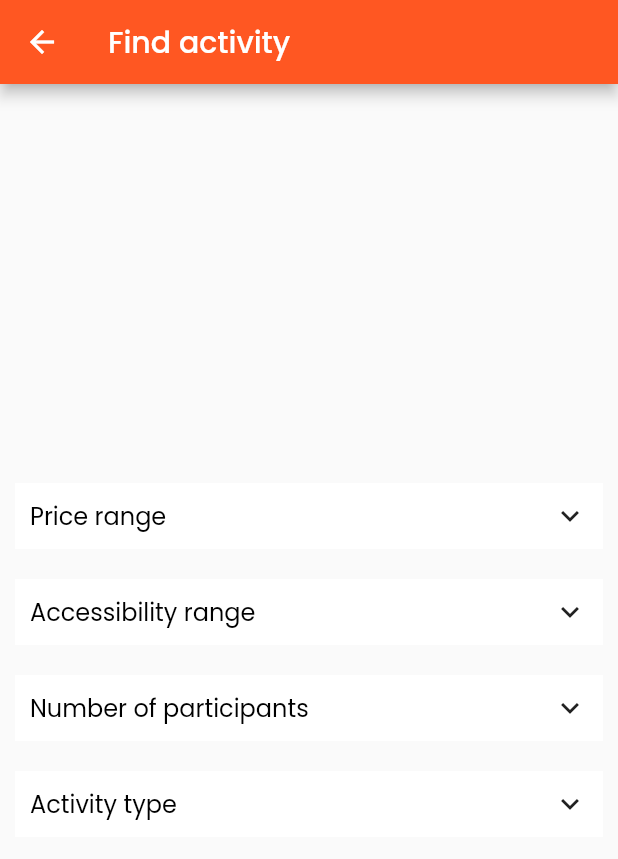
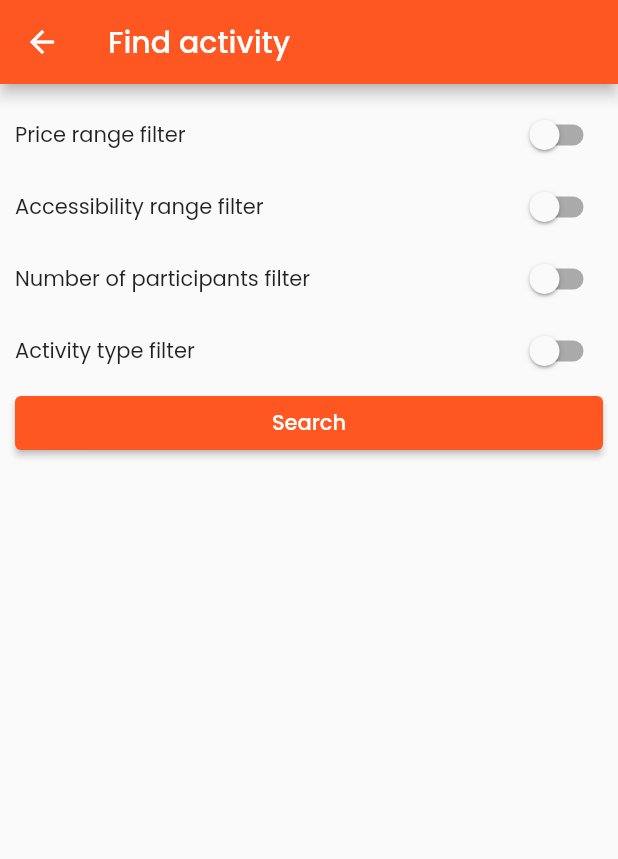
Before and after one commit to DorraY/BoringApp, a Flutter app: the screen it shows after launch, after a tap on "Find an activity", on a phone screen of 412 x 824 dp. Shown: the top 859 px of the screen. Run offline on Flutter 3.47's test engine with Material 2 defaults, Android fonts, the phone set to English and light mode, and no system bars; drawn by our look-alikes of getwidget; our stand-ins replace bloc, dio, equatable, flutter_bloc, google_fonts; network calls fail.

Commit message:
add small views, search activity functionality, bloc events

```diff
--- a/lib/activities/bloc/activity_event.dart
+++ b/lib/activities/bloc/activity_event.dart
@@ -5,8 +5,17 @@ abstract class ActivityEvent extends Equatable {
   const ActivityEvent();
 }
 
-class ActivityStarted extends ActivityEvent {
+class ActivityListStarted extends ActivityEvent {
   @override
   List<Object?> get props => [];
 
 }
+
+class ActivitySearchStarted extends ActivityEvent {
+  final ActivitySearchCriteria type;
+
+  const ActivitySearchStarted(this.type);
+  @override
+  List<Object?> get props => [];
+
+}
--- a/lib/activities/bloc/activity_state.dart
+++ b/lib/activities/bloc/activity_state.dart
@@ -9,8 +9,8 @@ abstract class ActivityState extends Equatable {
 
 class ActivityLoading extends ActivityState {}
 
-class ActivityLoaded extends ActivityState {
-  const ActivityLoaded(this.activityList);
+class ActivityListLoaded extends ActivityState {
+  const ActivityListLoaded(this.activityList);
 
   final List<Activity> activityList;
 
@@ -18,4 +18,17 @@ class ActivityLoaded extends ActivityState {
   List<Object> get props => [activityList];
 }
 
-class ActivityError extends ActivityState {}
+class ActivityListError extends ActivityState {}
+
+class ActivitySearchIdle extends ActivityState {}
+
+class ActivitySearchLoaded extends ActivityState {
+  const ActivitySearchLoaded(this.activity);
+
+  final Activity activity;
+
+  @override
+  List<Object> get props => [activity];
+}
+
+class ActivitySearchError extends ActivityState {}
--- a/lib/activities/models/activity.dart
+++ b/lib/activities/models/activity.dart
@@ -14,6 +14,8 @@ class Activity  extends BaseModel{
 
   Activity(this.type,this.activityTitle, this.numberOfParticipants, this.accessibility, this.price,
       this.link, this.key);
+
+  factory Activity.empty() => Activity(ActivityType("",""), "", 2, Accessibility.easy, Price.expensive, "", "");
 
   factory Activity.fromJson(Map<String,dynamic> json) => Activity(
     ActivityType(json["type"] ?? "",json["type"] ?? ""),
--- /dev/null
+++ b/lib/activities/models/activity_search_criteria.dart
@@ -0,0 +1,17 @@
+
+class ActivitySearchCriteria {
+  String? type;
+  int? numberOfParticipants;
+  String? accessibilityMin;
+  String? accessibilityMax;
+  String? priceMax;
+  String? priceMin;
+
+  ActivitySearchCriteria(
+      {this.type,
+      this.numberOfParticipants,
+      this.accessibilityMin,
+      this.accessibilityMax,
+      this.priceMax,
+      this.priceMin});
+}
--- /dev/null
+++ b/lib/activities/view/activity_filters.dart
@@ -0,0 +1,288 @@
+import 'package:boring_app/activities/bloc/activity_bloc.dart';
+import 'package:boring_app/activities/models/activity.dart';
+import 'package:boring_app/activities/models/activity_search_criteria.dart';
+import 'package:flutter/material.dart';
+import 'package:flutter_bloc/flutter_bloc.dart';
+
+class ActivityFilters extends StatefulWidget {
+  const ActivityFilters(this.state, {Key? key}) : super(key: key);
+  final ActivityState state;
+
+  @override
+  _ActivityFiltersState createState() => _ActivityFiltersState();
+}
+
+class _ActivityFiltersState extends State<ActivityFilters> {
+  RangeValues _currentPriceSliderValue = const RangeValues(0.1, 0.8);
+  RangeValues _currentAccessibilitySliderValue = const RangeValues(0.1, 0.5);
+  List<String> priceLabels = ['Free', 'Cheap', 'Affordable', 'Expensive'];
+  List<String> accessibilityLabels = [
+    'Open for everyone',
+    'Easy to achieve',
+    'Requires some effort',
+    'Challenging'
+  ];
+  List<int> participantsLabels = List.generate(10, (index) => index);
+  double _participantsSliderValue = 2;
+
+  double threshold1 = 0.0;
+  double threshold2 = 0.4;
+  double threshold3 = 0.7;
+  int startIntervalPrice = 0;
+  int endIntervalPrice = 1;
+  int startIntervalAccessibility = 0;
+  int endIntervalAccessibility = 1;
+  bool priceFilter = false;
+  bool accessibilityFilter = false;
+  bool numberOfParticipantsFilter = false;
+  bool activityTypeFilter = false;
+  String selectedActivityType = "education";
+
+  late ActivityBloc _activityBloc;
+
+
+  @override
+  void initState() {
+    super.initState();
+    _activityBloc = BlocProvider.of<ActivityBloc>(context);
+    _activityBloc.emit(ActivitySearchIdle());
+  }
+
+  void _onDataReceived(String data) {
+    selectedActivityType = data;
+  }
+
+  @override
+  Widget build(BuildContext context) {
+    return Padding(
+      padding: const EdgeInsets.all(10),
+      child: Column(
+        children: <Widget>[
+          Row(
+            mainAxisAlignment: MainAxisAlignment.spaceAround,
+            children: <Widget>[
+              const Expanded(child: Text('Price range filter')),
+              Switch.adaptive(
+                  value: priceFilter,
+                  onChanged: (value) {
+                    setState(() {
+                      priceFilter = value;
+                    });
+                  }),
+            ],
+          ),
+          priceFilter
+              ? RangeSlider(
+            values: _currentPriceSliderValue,
+            min: 0.0,
+            max: 1.0,
+            divisions: 100,
+            labels: RangeLabels(priceLabels[startIntervalPrice],
+                priceLabels[endIntervalPrice]),
+            onChanged: (RangeValues values) {
+              setState(() {
+                _currentPriceSliderValue = values;
+                startIntervalPrice = values.start == threshold1
+                    ? 0
+                    : values.start < threshold2
+                    ? 1
+                    : values.start < threshold3
+                    ? 2
+                    : 3;
+                endIntervalPrice = values.end < threshold1
+                    ? 0
+                    : values.end < threshold2
+                    ? 1
+                    : values.end < threshold3
+                    ? 2
+                    : 3;
+              });
+            },
+          )
+              : Container(),
+          Row(
+            mainAxisAlignment: MainAxisAlignment.spaceAround,
+            children: [
+              const Expanded(child: Text('Accessibility range filter')),
+              Switch.adaptive(
+                  value: accessibilityFilter,
+                  onChanged: (value) {
+                    setState(() {
+                      accessibilityFilter = value;
+                    });
+                  }),
+            ],
+          ),
+          accessibilityFilter
+              ? RangeSlider(
+            values: _currentAccessibilitySliderValue,
+            min: 0.0,
+            max: 1.0,
+            divisions: 100,
+            labels: RangeLabels(
+                accessibilityLabels[startIntervalAccessibility],
+                accessibilityLabels[endIntervalAccessibility]),
+            onChanged: (RangeValues values) {
+              setState(() {
+                _currentAccessibilitySliderValue = values;
+
+                startIntervalAccessibility = values.start == threshold1
+                    ? 0
+                    : values.start < threshold2
+                    ? 1
+                    : values.start < threshold3
+                    ? 2
+                    : 3;
+                endIntervalAccessibility = values.end < threshold1
+                    ? 0
+                    : values.end < threshold2
+                    ? 1
+                    : values.end < threshold3
+                    ? 2
+                    : 3;
+              });
+            },
+          )
+              : Container(),
+          Row(
+            mainAxisAlignment: MainAxisAlignment.spaceAround,
+            children: [
+              const Expanded(child: Text('Number of participants filter')),
+              Switch.adaptive(
+                  value: numberOfParticipantsFilter,
+                  onChanged: (value) {
+                    setState(() {
+                      numberOfParticipantsFilter = value;
+                    });
+                  }),
+            ],
+          ),
+          numberOfParticipantsFilter
+              ? Slider(
+            value: _participantsSliderValue,
+            min: 0,
+            max: 10,
+            divisions: 10,
+            label: _participantsSliderValue.round().toString(),
+            onChanged: (double value) {
+              setState(() {
+                _participantsSliderValue = value;
+              });
+            },
+          )
+              : Container(),
+          Row(
+            mainAxisAlignment: MainAxisAlignment.spaceAround,
+            children: [
+              const Expanded(child: Text('Activity type filter')),
+              Switch.adaptive(
+                  value: activityTypeFilter,
+                  onChanged: (value) {
+                    setState(() {
+                      activityTypeFilter = value;
+                    });
+                  }),
+            ],
+          ),
+          activityTypeFilter
+              ? ActivityTypeDropDown(_onDataReceived)
+              : Container(),
+          (widget.state is ActivitySearchLoaded || widget.state is ActivitySearchError ||widget.state is ActivitySearchIdle) ? Row(
+            children: [
+              Expanded(
+                child: ElevatedButton(
+                    onPressed: () {
+                      _activityBloc.add(ActivitySearchStarted(
+                          ActivitySearchCriteria(
+                              type: activityTypeFilter
+                                  ? selectedActivityType
+                                  : null,
+                              accessibilityMax: accessibilityFilter
+                                  ? _currentAccessibilitySliderValue.end
+                                  .toStringAsFixed(2)
+                                  : null,
+                              accessibilityMin:
+                              accessibilityFilter
+                                  ? _currentAccessibilitySliderValue
+                                  .start
+                                  .toStringAsFixed(2)
+                                  : null,
+                              numberOfParticipants:
+                              numberOfParticipantsFilter
+                                  ? _participantsSliderValue.round()
+                                  : null,
+                              priceMax: priceFilter
+                                  ? _currentPriceSliderValue.end.toStringAsFixed(2)
+                                  : null,
+                              priceMin: priceFilter
+                                  ? _currentPriceSliderValue.start
+                                  .toStringAsFixed(2)
+                                  : null)));
+                    },
+                    child: const Text('Search')),
+              ),
+            ],
+          ) : const Center(child: CircularProgressIndicator())
+        ],
+      ),
+    );
+  }
+}
+
+class ActivityTypeDropDown extends StatefulWidget {
+  final Function onDataReceived;
+  const ActivityTypeDropDown(this.onDataReceived);
+
+  @override
+  State<ActivityTypeDropDown> createState() => _ActivityTypeDropDownState();
+}
+
+class _ActivityTypeDropDownState extends State<ActivityTypeDropDown> {
+  List<String> activityType = [
+    "education",
+    "recreational",
+    "social",
+    "diy",
+    "charity",
+    "cooking",
+    "relaxation",
+    "music",
+    "busywork"
+  ];
+  String selectedDropdownValue = "education";
+
+  List<DropdownMenuItem<String>> get dropdownItems {
+    return activityType
+        .map((String activityType) => DropdownMenuItem(
+        value: activityType,
+        child: SizedBox(
+            child: Text(
+              activityType,
+              style: TextStyle(
+                overflow: TextOverflow.ellipsis,
+                color: Theme.of(context).primaryColor,
+              ),
+            ))))
+        .toList();
+  }
+
+  @override
+  Widget build(BuildContext context) {
+    return DropdownButtonFormField(
+      decoration: InputDecoration(
+          fillColor: Colors.white,
+          filled: true,
+          border: OutlineInputBorder(
+              borderSide: BorderSide(color: Theme.of(context).primaryColor),
+              borderRadius: BorderRadius.circular(8))),
+      items: dropdownItems,
+      value: selectedDropdownValue,
+      onChanged: (String? newValue) {
+        setState(() {
+          selectedDropdownValue = newValue!;
+        });
+        widget.onDataReceived(selectedDropdownValue);
+      },
+    );
+  }
+}
--- a/lib/activities/view/activity_search.dart
+++ b/lib/activities/view/activity_search.dart
@@ -1,6 +1,14 @@
+import 'package:boring_app/activities/bloc/activity_bloc.dart';
+import 'package:boring_app/activities/models/activity.dart';
+import 'package:boring_app/activities/models/activity_search_criteria.dart';
+import 'package:boring_app/activities/view/error_view.dart';
+import 'package:boring_app/activities/view/random_activities_list.dart';
 import 'package:flutter/material.dart';
+import 'package:flutter_bloc/flutter_bloc.dart';
 import 'package:getwidget/components/accordion/gf_accordion.dart';
 import 'package:google_fonts/google_fonts.dart';
+
+import 'activity_filters.dart';
 
 class ActivitySearch extends StatefulWidget {
   const ActivitySearch({Key? key}) : super(key: key);
@@ -10,192 +18,48 @@ class ActivitySearch extends StatefulWidget {
 }
 
 class _ActivitySearchState extends State<ActivitySearch> {
-  final GlobalKey<FormState> _formKey = GlobalKey();
-  RangeValues _currentPriceSliderValue = const RangeValues(0.1, 0.8);
-  RangeValues _currentAccessibilitySliderValue = const RangeValues(0.1, 0.5);
-  List<String> priceLabels = ['Free', 'Cheap', 'Affordable', 'Expensive'];
-  List<String> accessibilityLabels = [
-    'Completely accessible',
-    'Easily accessible',
-    'Somewhat accessible',
-    'Hardly accessible'
-  ];
-  List<int> participantsLabels = List.generate(11, (index) => index);
-  double _participantsSliderValue = 2;
-
-  double threshold1 = 0.0;
-  double threshold2 = 0.4;
-  double threshold3 = 0.7;
-  int startIntervalPrice = 0;
-  int endIntervalPrice = 1;
-  int startIntervalAccessibility = 0;
-  int endIntervalAccessibility = 1;
-  bool priceFilter = false;
-  bool accessibilityFilter = false;
-  bool numberOfParticipantsFilter = false;
-  bool activityTypeFilter = false;
-
   @override
   Widget build(BuildContext context) {
     return Scaffold(
       appBar: AppBar(
         title: const Text('Find activity'),
       ),
-      body: Form(
-        key: _formKey,
-        child: Column(
-          crossAxisAlignment: CrossAxisAlignment.start,
-          mainAxisAlignment: MainAxisAlignment.center,
-          children: <Widget>[
-            GFAccordion(
-              onToggleCollapsed: (value) {
-                priceFilter = value;
-              },
-              title: 'Price range',
-              contentChild: RangeSlider(
-                values: _currentPriceSliderValue,
-                min: 0.0,
-                max: 1.0,
-                divisions: 100,
-                labels: RangeLabels(priceLabels[startIntervalPrice],
-                    priceLabels[endIntervalPrice]),
-                onChanged: (RangeValues values) {
-                  setState(() {
-                    _currentPriceSliderValue = values;
-                    startIntervalPrice = values.start == threshold1
-                        ? 0
-                        : values.start < threshold2
-                            ? 1
-                            : values.start < threshold3
-                                ? 2
-                                : 3;
-                    endIntervalPrice = values.end < threshold1
-                        ? 0
-                        : values.end < threshold2
-                            ? 1
-                            : values.end < threshold3
-                                ? 2
-                                : 3;
-                  });
-                },
-              ),
-              //showAccordion: priceFilter,
-            ),
-            GFAccordion(
-              onToggleCollapsed: (value) {
-                accessibilityFilter = value;
-              },
-              title: 'Accessibility range',
-              contentChild: RangeSlider(
-                values: _currentAccessibilitySliderValue,
-                min: 0.0,
-                max: 1.0,
-                divisions: 100,
-                labels: RangeLabels(
-                    accessibilityLabels[startIntervalAccessibility],
-                    accessibilityLabels[endIntervalAccessibility]),
-                onChanged: (RangeValues values) {
-                  setState(() {
-                    _currentAccessibilitySliderValue = values;
-                    startIntervalAccessibility = values.start == threshold1
-                        ? 0
-                        : values.start < threshold2
-                            ? 1
-                            : values.start < threshold3
-                                ? 2
-                                : 3;
-                    endIntervalAccessibility = values.end < threshold1
-                        ? 0
-                        : values.end < threshold2
-                            ? 1
-                            : values.end < threshold3
-                                ? 2
-                                : 3;
-                  });
-                },
-              ),
-            ),
-            GFAccordion(
-              onToggleCollapsed: (value) {
-                numberOfParticipantsFilter = value;
-              },
-              title: 'Number of participants',
-              contentChild: Slider(
-                value: _participantsSliderValue,
-                min: 0,
-                max: 10,
-                divisions: 10,
-                label: _participantsSliderValue.round().toString(),
-                onChanged: (double value) {
-                  setState(() {
-                    _participantsSliderValue = value;
-                  });
-                },
-              ),
-            ),
-            GFAccordion(
-              onToggleCollapsed: (value) {
-                activityTypeFilter = value;
-              },
-              title: 'Activity type',
-              contentChild: const ActivityTypeDropDown(),
-            ),
+      body: BlocBuilder<ActivityBloc, ActivityState>(builder: (context, state) {
+        return ListView(
+          children: [
+            ActivityFilters(state),
+            (state is ActivitySearchLoaded)
+                ? SearchResultWidget(state, state.activity)
+                : Container(),
+            (state is ActivitySearchError)
+                ? ErrorView()
+                : Container(),
           ],
-        ),
-      ),
+        );
+      }),
     );
   }
 }
 
-class ActivityTypeDropDown extends StatefulWidget {
-  const ActivityTypeDropDown({super.key});
-
-  @override
-  State<ActivityTypeDropDown> createState() => _ActivityTypeDropDownState();
-}
-
-class _ActivityTypeDropDownState extends State<ActivityTypeDropDown> {
-  List<String> activityType = [
-    "education",
-    "recreational",
-    "social",
-    "diy",
-    "charity",
-    "cooking",
-    "relaxation",
-    "music",
-    "busywork"
-  ];
-  String selectedDropdownValue = "education";
-
-  List<DropdownMenuItem<String>> get dropdownItems {
-    return activityType
-        .map((String activityType) =>
-        DropdownMenuItem(value: activityType, child: SizedBox(
-            child: Text(activityType,style: TextStyle(overflow: TextOverflow.ellipsis,color:
-            Theme.of(context).primaryColor,),))))
-        .toList();
-  }
-
+class SearchResultWidget extends StatelessWidget {
+  final ActivityState activityState;
+  final Activity activity;
+  const SearchResultWidget(this.activityState, this.activity);
 
   @override
   Widget build(BuildContext context) {
-    return DropdownButtonFormField(
-      decoration: InputDecoration(
-          fillColor:
-          Colors.white,
-          filled: true,
-          border: OutlineInputBorder(
-              borderSide: BorderSide(color: Theme.of(context).primaryColor),
-              borderRadius: BorderRadius.circular(8))
-      ),
-      items: dropdownItems,
-      value: selectedDropdownValue,
-      onChanged: (String? newValue) {
-        setState(() {
-          selectedDropdownValue = newValue!;
-        });
-      },
+    if (activity.isValid()) {
+      return ActivityItem(activity);
+    }
+    return Column(
+      mainAxisAlignment: MainAxisAlignment.center,
+      crossAxisAlignment: CrossAxisAlignment.center,
+      children: [
+        Center(child: Text('No activity found with the given criteria',textAlign: TextAlign.center, style: TextStyle(fontSize: 20,fontWeight: FontWeight.bold))),
+
+        Center(child: Image.asset("assets/no-activity-found.png",height: 200,width: 200,)),
+
+      ],
     );
   }
 }
--- a/lib/activities/view/home.dart
+++ b/lib/activities/view/home.dart
@@ -7,7 +7,6 @@ class HomePage extends StatelessWidget {
 
   @override
   Widget build(BuildContext context) {
-    debugPrint(MediaQuery.of(context).orientation.name);
     return Scaffold(
       body: OrientationBuilder(
         builder: (BuildContext context, Orientation orientation) => Stack(
--- a/lib/app.dart
+++ b/lib/app.dart
@@ -17,7 +17,7 @@ class App extends StatelessWidget {
         BlocProvider(
           create: (_) => ActivityBloc(
             activityService: activityService,
-          )..add(ActivityStarted()),
+          ),
         ),
       ],
       child: MaterialApp(
--- a/lib/simple_bloc_ovserver.dart
+++ b/lib/simple_bloc_ovserver.dart
@@ -1,6 +1,7 @@
 import 'dart:developer';
 
-import 'package:bloc/bloc.dart';
+import 'package:flutter_bloc/flutter_bloc.dart';
+
 
 class SimpleBlocObserver extends BlocObserver {
   const SimpleBlocObserver();
--- a/pubspec.yaml
+++ b/pubspec.yaml
@@ -42,3 +42,5 @@ flutter:
     - assets/relaxation.jpg
     - assets/social.jpg
     - assets/background.png
+    - assets/error.png
+    - assets/no-activity-found.png
```
Also changed, not shown: lib/activities/bloc/activity_bloc.dart (+23 -4 lines), lib/activities/services/activity_service.dart (+7 -0 lines), lib/activities/view/error_view.dart (added, +19 -0 lines), lib/activities/view/random_activities_list.dart (+22 -6 lines), assets/error.png (added), assets/no-activity-found.png (added).
